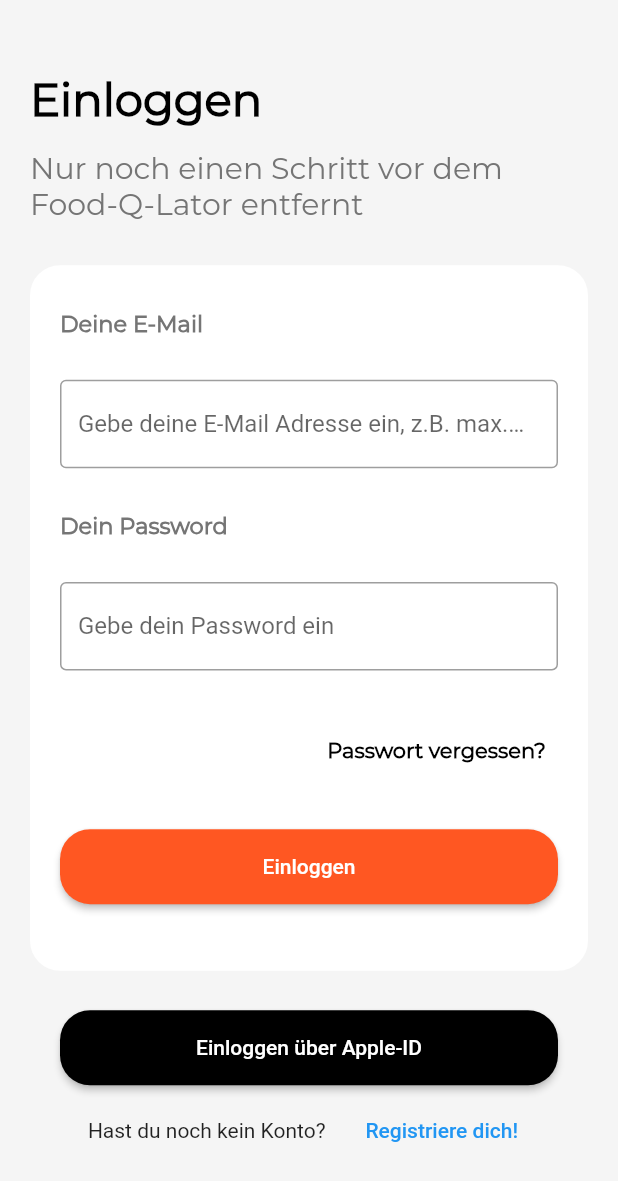
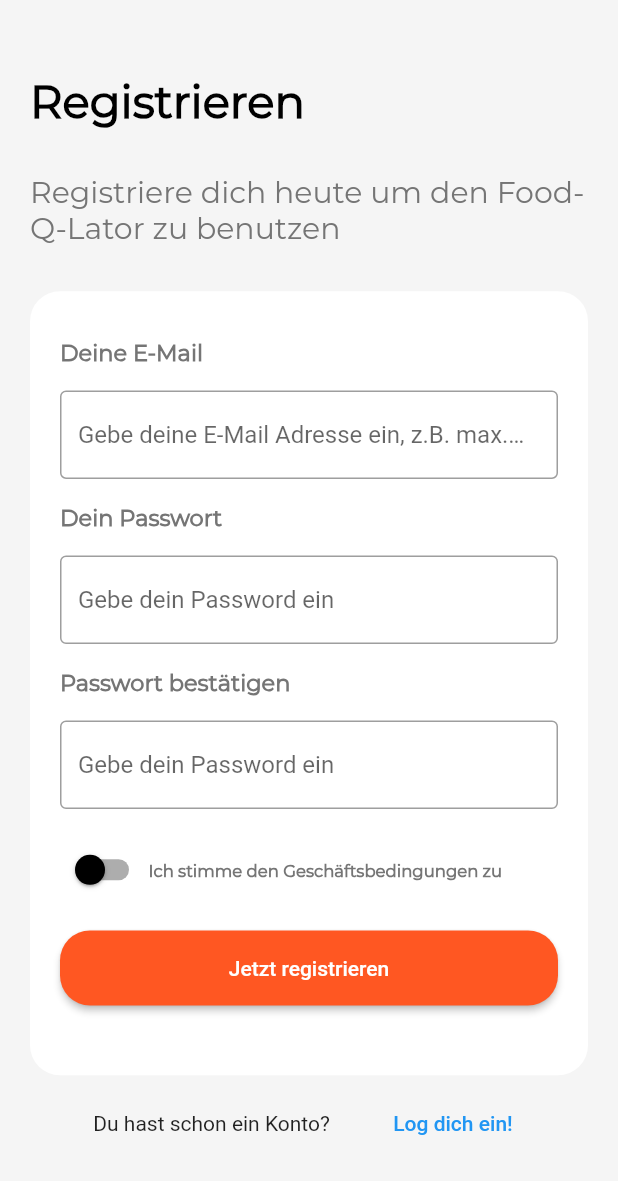
Before and after one commit to BiyCck/Food-Q-lator, a Flutter app: the LoginScreen screen opened by its route, after a tap on "Registriere dich!", on a phone screen of 412 x 824 dp. Shown: the top 1181 px of the screen. Run offline on Flutter 3.47's test engine with Material 2 defaults, Android fonts, the phone set to English and light mode, and no system bars; project files that could hold a hidden picture were left out.

Commit message:
Added SignUp Screen

```diff
--- a/food_q_lator/lib/components/default_button.dart
+++ b/food_q_lator/lib/components/default_button.dart
@@ -1,17 +1,15 @@
 import 'package:flutter/material.dart';
 
 class DefaultButton extends StatefulWidget {
-  String text;
-  Color color;
-  VoidCallback onPressed;
+  final String text;
+  final Color color;
+  final VoidCallback onPressed;
 
-  DefaultButton(
+  const DefaultButton(
       {super.key,
-
       required this.color,
       required this.text,
       required this.onPressed});
-
 
   @override
   State<DefaultButton> createState() => _DefaultButtonState();
@@ -36,5 +34,4 @@
       ),
     );
   }
-
 }
--- a/food_q_lator/lib/main.dart
+++ b/food_q_lator/lib/main.dart
@@ -4,7 +4,7 @@
 import 'package:food_q_lator/screens/login_screen.dart';
 
 import 'package:food_q_lator/screens/onboarding1.dart';
-import 'package:food_q_lator/screens/restaurant_list.dart';
+import 'package:food_q_lator/screens/signup_screen.dart';
 
 void main() {
   runApp(const MyApp());
@@ -32,9 +32,10 @@
       ),
       initialRoute: '/',
       routes: {
-        '/': (context) => HomeScreen(),
-        '/loginScreen': (context) => LoginScreen(),
-        '/onboarding1': (context) => Onboarding1()
+        '/': (context) => const HomeScreen(),
+        '/loginScreen': (context) => const LoginScreen(),
+        '/onboarding1': (context) => const Onboarding1(),
+        '/signupScreen': (context) => const SignUpScreen()
       },
     );
   }
--- a/food_q_lator/lib/screens/home_screen.dart
+++ b/food_q_lator/lib/screens/home_screen.dart
@@ -1,6 +1,4 @@
 import 'package:flutter/material.dart';
-import 'package:flutter/src/widgets/container.dart';
-import 'package:flutter/src/widgets/framework.dart';
 import 'package:food_q_lator/services/constants.dart';
 
 class HomeScreen extends StatefulWidget {
@@ -14,7 +12,7 @@
   @override
   Widget build(BuildContext context) {
     return Scaffold(
-        backgroundColor: Color(0xFF00BCD4),
+        backgroundColor: const Color(0xFF00BCD4),
         body: Column(
           mainAxisAlignment: MainAxisAlignment.center,
           crossAxisAlignment: CrossAxisAlignment.stretch,
--- a/food_q_lator/lib/screens/login_screen.dart
+++ b/food_q_lator/lib/screens/login_screen.dart
@@ -1,5 +1,6 @@
 import 'package:flutter/material.dart';
 import 'package:food_q_lator/components/default_button.dart';
+import 'package:food_q_lator/screens/signup_screen.dart';
 import 'package:food_q_lator/services/constants.dart';
 
 class LoginScreen extends StatefulWidget {
@@ -15,6 +16,7 @@
   Widget build(BuildContext context) {
     var shade1002 = Colors.grey.shade100;
     return Scaffold(
+      backgroundColor: shade1002,
       body: SafeArea(
         child: Padding(
           padding: const EdgeInsets.all(20.0),
@@ -118,11 +120,17 @@
                         children: [
                           const Text('Hast du noch kein Konto?'),
                           TextButton(
-                            onPressed: (() {}),
+                            onPressed: (() {
+                              Navigator.of(context).pushAndRemoveUntil(
+                                  MaterialPageRoute(
+                                    builder: ((context) => SignUpScreen()),
+                                  ),
+                                  (route) => false);
+                            }),
                             child: Text('Registriere dich!'),
                           ),
                         ],
-                      )
+                      ),
                     ],
                   ),
                 ),
@@ -131,7 +139,6 @@
           ),
         ),
       ),
-      backgroundColor: shade1002,
     );
   }
 }
--- /dev/null
+++ b/food_q_lator/lib/screens/signup_screen.dart
@@ -0,0 +1,213 @@
+import 'package:flutter/material.dart';
+import 'package:flutter/src/widgets/container.dart';
+import 'package:flutter/src/widgets/framework.dart';
+import 'package:food_q_lator/components/default_button.dart';
+import 'package:food_q_lator/screens/login_screen.dart';
+import 'package:food_q_lator/services/constants.dart';
+
+class SignUpScreen extends StatefulWidget {
+  const SignUpScreen({super.key});
+
+  @override
+  State<SignUpScreen> createState() => _SignUpScreenState();
+}
+
+class _SignUpScreenState extends State<SignUpScreen> {
+  @override
+  Widget build(BuildContext context) {
+    var shade1002 = Colors.grey.shade100;
+    return Scaffold(
+      backgroundColor: shade1002,
+      body: SafeArea(
+        child: Padding(
+          padding: const EdgeInsets.all(20.0),
+          child: Column(
+            mainAxisAlignment: MainAxisAlignment.center,
+            children: [
+              Expanded(
+                flex: 2,
+                child: Container(
+                  child: Column(
+                    mainAxisAlignment: MainAxisAlignment.spaceEvenly,
+                    crossAxisAlignment: CrossAxisAlignment.start,
+                    children: [
+                      Text(
+                        'Registrieren',
+                        style: kLogInSignTextStyle,
+                      ),
+                      Text(
+                        'Registriere dich heute um den Food-Q-Lator zu benutzen',
+                        style: kLogInSecondarySignTextStyle,
+                      ),
+                    ],
+                  ),
+                ),
+              ),
+              Expanded(
+                flex: 6,
+                child: Container(
+                  decoration: BoxDecoration(
+                    color: Colors.white,
+                    borderRadius: BorderRadius.circular(20.0),
+                  ),
+                  child: Padding(
+                    padding: const EdgeInsets.fromLTRB(20.0, 15.0, 20.0, 30.0),
+                    child: Form(
+                      child: Column(
+                        mainAxisAlignment: MainAxisAlignment.spaceEvenly,
+                        crossAxisAlignment: CrossAxisAlignment.start,
+                        children: [
+                          const Text(
+                            'Deine E-Mail',
+                            style: kLoginInputLabelTextStyle,
+                          ),
+                          TextFormField(
+                            decoration: const InputDecoration(
+                              hintText:
+                                  'Gebe deine E-Mail Adresse ein, z.B. max.mustermann@outlook.com',
+                              border: OutlineInputBorder(),
+                            ),
+                          ),
+                          const Text(
+                            'Dein Passwort',
+                            style: kLoginInputLabelTextStyle,
+                          ),
+                          TextFormField(
+                            decoration: const InputDecoration(
+                              hintText: 'Gebe dein Password ein',
+                              border: OutlineInputBorder(),
+                            ),
+                          ),
+                          const Text(
+                            'Passwort bestätigen',
+                            style: kLoginInputLabelTextStyle,
+                          ),
+                          TextFormField(
+                            decoration: const InputDecoration(
+                              hintText: 'Gebe dein Password ein',
+                              border: OutlineInputBorder(),
+                            ),
+                          ),
+                          Row(
+                            children: [
+                              TermsAndConditionSwitch(),
+                              Text(
+                                'Ich stimme den Geschäftsbedingungen zu',
+                                style: kTermsAndConditionsTextStyle,
+                              ),
+                            ],
+                          ),
+                          DefaultButton(
+                            color: kAccentColor,
+                            text: 'Jetzt registrieren',
+                            onPressed: () {},
+                          ),
+                        ],
+                      ),
+                    ),
+                  ),
+                ),
+              ),
+              Expanded(
+                flex: 1,
+                child: Padding(
+                  padding: const EdgeInsets.all(8.0),
+                  child: Column(
+                    children: [
+                      Row(
+                        mainAxisAlignment: MainAxisAlignment.spaceEvenly,
+                        children: [
+                          const Text('Du hast schon ein Konto?'),
+                          TextButton(
+                            onPressed: (() {
+                              Navigator.of(context).pushAndRemoveUntil(
+                                  MaterialPageRoute(
+                                    builder: ((context) => LoginScreen()),
+                                  ),
+                                  (route) => false);
+                            }),
+                            child: Text('Log dich ein!'),
+                          ),
+                        ],
+                      )
+                    ],
+                  ),
+                ),
+              )
+            ],
+          ),
+        ),
+      ),
+    );
+  }
+}
+
+class TermsAndConditionSwitch extends StatefulWidget {
+  const TermsAndConditionSwitch({super.key});
+
+  @override
+  State<TermsAndConditionSwitch> createState() =>
+      _TermsAndConditionSwitchState();
+}
+
+class _TermsAndConditionSwitchState extends State<TermsAndConditionSwitch> {
+  bool agbAgreed = false;
+
+  @override
+  Widget build(BuildContext context) {
+    final MaterialStateProperty<Color?> trackColor =
+        MaterialStateProperty.resolveWith<Color?>(
+      (Set<MaterialState> states) {
+        // Track color when the switch is selected.
+        if (states.contains(MaterialState.selected)) {
+          return kAccentColor;
+        }
+        // Otherwise return null to set default track color
+        // for remaining states such as when the switch is
+        // hovered, focused, or disabled.
+        return null;
+      },
+    );
+    final MaterialStateProperty<Color?> overlayColor =
+        MaterialStateProperty.resolveWith<Color?>(
+      (Set<MaterialState> states) {
+        // Material color when switch is selected.
+        if (states.contains(MaterialState.selected)) {
+          return kAccentColor.withOpacity(0.3);
+        }
+        // Material color when switch is disabled.
+        if (states.contains(MaterialState.disabled)) {
+          return Colors.grey.shade400;
+        }
+        // Otherwise return null to set default material color
+        // for remaining states such as when the switch is
+        // hovered, or focused.
+        return null;
+      },
+    );
+    final MaterialStateProperty<Color?> thumbColor =
+        MaterialStateProperty.resolveWith<Color?>(
+      (Set<MaterialState> states) {
+        // Material color when switch is selected.
+        if (states.contains(MaterialState.selected)) {
+          return kAccentColor.withOpacity(0.3);
+        }
+        // Otherwise return null to set default material color
+        // for remaining states such as when the switch is
+        // hovered, or focused.
+        return Colors.black;
+      },
+    );
+    return Switch(
+      value: agbAgreed,
+      overlayColor: overlayColor,
+      trackColor: trackColor,
+      thumbColor: thumbColor,
+      onChanged: (bool value) {
+        setState(() {
+          agbAgreed = value;
+        });
+      },
+    );
+  }
+}
--- a/food_q_lator/lib/services/constants.dart
+++ b/food_q_lator/lib/services/constants.dart
@@ -35,6 +35,12 @@
   color: kSecondaryText,
 );
 
+const kTermsAndConditionsTextStyle = TextStyle(
+  fontFamily: 'Montserrat',
+  fontSize: 11.0,
+  fontWeight: FontWeight.bold,
+  color: kSecondaryText,
+);
 //Primaries
 const kPrimaryColor = Color(0xFF00BCD4);
 
```
